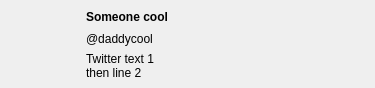
Before: the Qt Designer form tweetrow.ui in sarah-j-smith/QTweetGettr, drawn with Qt 5.
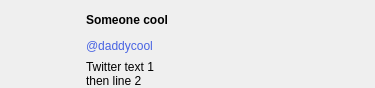
After: the same form once the commit is applied. Icons and pictures are not drawn.

What changed in the file:
```diff
--- a/tweetrow.ui
+++ b/tweetrow.ui
@@ -24,7 +24,7 @@
     <number>8</number>
    </property>
    <property name="bottomMargin">
-    <number>8</number>
+    <number>0</number>
    </property>
    <item>
     <widget class="QLabel" name="userIcon">
@@ -54,7 +54,7 @@
    <item>
     <layout class="QVBoxLayout" name="verticalLayout">
      <property name="spacing">
-      <number>4</number>
+      <number>2</number>
      </property>
      <item>
       <widget class="QLabel" name="userTitle">
@@ -72,6 +72,9 @@
      </item>
      <item>
       <widget class="QLabel" name="userHandle">
+       <property name="styleSheet">
+        <string notr="true">color: rgb(72, 99, 226)</string>
+       </property>
        <property name="text">
         <string>@daddycool</string>
        </property>
```
